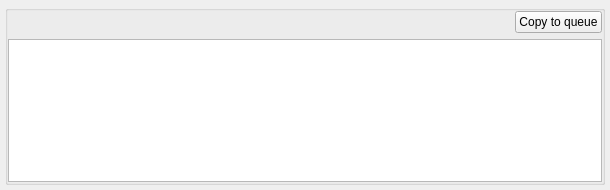
This is src/QSview/resources/running_plan.ui in BCDA-APS/QSview as Qt 5 draws it before an edit. The edited form follows.
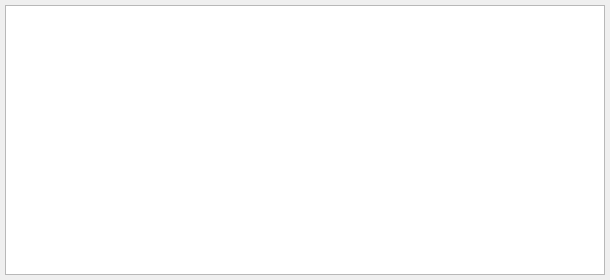
This is the edited form. Icons and pictures are not drawn.

Commit message: Clean up UI (remove buttons & plan editor)

What changed in the file:
```diff
--- a/src/QSview/resources/running_plan.ui
+++ b/src/QSview/resources/running_plan.ui
@@ -7,7 +7,7 @@
     <x>0</x>
     <y>0</y>
     <width>610</width>
-    <height>190</height>
+    <height>280</height>
    </rect>
   </property>
   <property name="sizePolicy">
@@ -19,7 +19,7 @@
   <property name="windowTitle">
    <string>Form</string>
   </property>
-  <layout class="QHBoxLayout" name="horizontalLayout_2">
+  <layout class="QHBoxLayout" name="horizontalLayout">
    <property name="leftMargin">
     <number>5</number>
    </property>
@@ -33,100 +33,19 @@
     <number>5</number>
    </property>
    <item>
-    <widget class="QGroupBox" name="groupBox">
-     <property name="sizePolicy">
-      <sizepolicy hsizetype="Expanding" vsizetype="Expanding">
-       <horstretch>0</horstretch>
-       <verstretch>0</verstretch>
-      </sizepolicy>
+    <widget class="QPlainTextEdit" name="planTextEdit">
+     <property name="font">
+      <font>
+       <family>Menlo</family>
+       <pointsize>11</pointsize>
+      </font>
      </property>
-     <property name="title">
-      <string/>
+     <property name="lineWrapMode">
+      <enum>QPlainTextEdit::NoWrap</enum>
      </property>
-     <layout class="QVBoxLayout" name="verticalLayout">
-      <property name="leftMargin">
-       <number>0</number>
-      </property>
-      <property name="topMargin">
-       <number>0</number>
-      </property>
-      <property name="rightMargin">
-       <number>0</number>
-      </property>
-      <property name="bottomMargin">
-       <number>0</number>
-      </property>
-      <item>
-       <widget class="QWidget" name="widget" native="true">
-        <layout class="QHBoxLayout" name="horizontalLayout">
-         <property name="leftMargin">
-          <number>0</number>
-         </property>
-         <property name="topMargin">
-          <number>0</number>
-         </property>
-         <property name="rightMargin">
-          <number>0</number>
-         </property>
-         <property name="bottomMargin">
-          <number>0</number>
-         </property>
-         <item>
-          <spacer name="horizontalSpacer">
-           <property name="orientation">
-            <enum>Qt::Horizontal</enum>
-           </property>
-           <property name="sizeHint" stdset="0">
-            <size>
-             <width>40</width>
-             <height>20</height>
-            </size>
-           </property>
-          </spacer>
-         </item>
-         <item>
-          <widget class="QPushButton" name="copyButton">
-           <property name="sizePolicy">
-            <sizepolicy hsizetype="Fixed" vsizetype="Fixed">
-             <horstretch>0</horstretch>
-             <verstretch>0</verstretch>
-            </sizepolicy>
-           </property>
-           <property name="maximumSize">
-            <size>
-             <width>150</width>
-             <height>16777215</height>
-            </size>
-           </property>
-           <property name="text">
-            <string>Copy to queue</string>
-           </property>
-           <property name="icon">
-            <iconset>
-             <normaloff>icons/duplicate.png</normaloff>icons/duplicate.png</iconset>
-           </property>
-          </widget>
-         </item>
-        </layout>
-       </widget>
-      </item>
-      <item>
-       <widget class="QPlainTextEdit" name="planTextEdit">
-        <property name="font">
-         <font>
-          <family>Menlo</family>
-          <pointsize>11</pointsize>
-         </font>
-        </property>
-        <property name="lineWrapMode">
-         <enum>QPlainTextEdit::NoWrap</enum>
-        </property>
-        <property name="readOnly">
-         <bool>true</bool>
-        </property>
-       </widget>
-      </item>
-     </layout>
+     <property name="readOnly">
+      <bool>true</bool>
+     </property>
     </widget>
    </item>
   </layout>
```
The commit also changes 6 other files.
